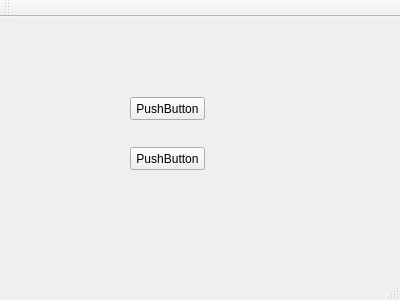
First picture: the form in mainwindow.ui, repository Charlessf3/demo3, before the edit.
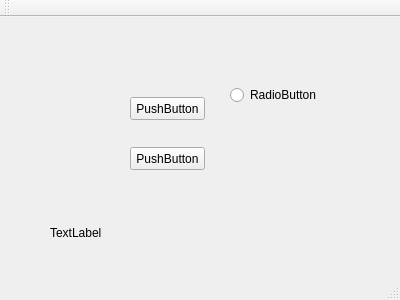
Second picture: the form after the edit.

What changed in the file:
```diff
--- a/mainwindow.ui
+++ b/mainwindow.ui
@@ -40,6 +40,32 @@
      <string>PushButton</string>
     </property>
    </widget>
+   <widget class="QRadioButton" name="radioButton">
+    <property name="geometry">
+     <rect>
+      <x>230</x>
+      <y>70</y>
+      <width>89</width>
+      <height>16</height>
+     </rect>
+    </property>
+    <property name="text">
+     <string>RadioButton</string>
+    </property>
+   </widget>
+   <widget class="QLabel" name="label">
+    <property name="geometry">
+     <rect>
+      <x>50</x>
+      <y>210</y>
+      <width>54</width>
+      <height>12</height>
+     </rect>
+    </property>
+    <property name="text">
+     <string>TextLabel</string>
+    </property>
+   </widget>
   </widget>
   <widget class="QMenuBar" name="menuBar">
    <property name="geometry">
```
